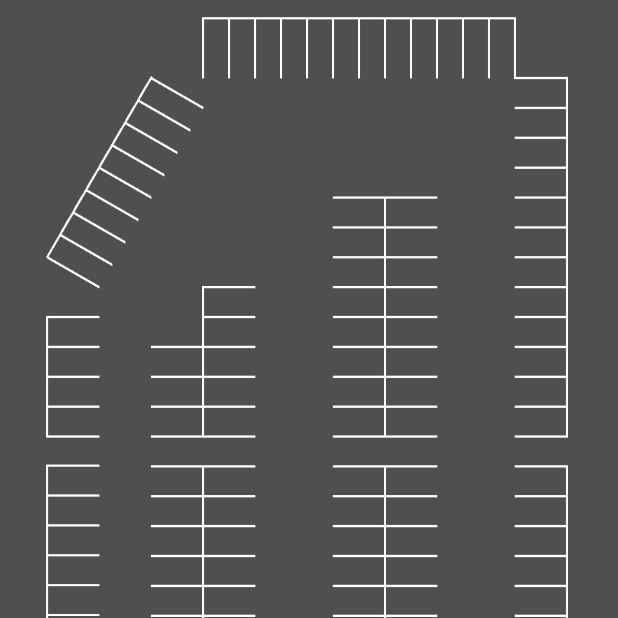
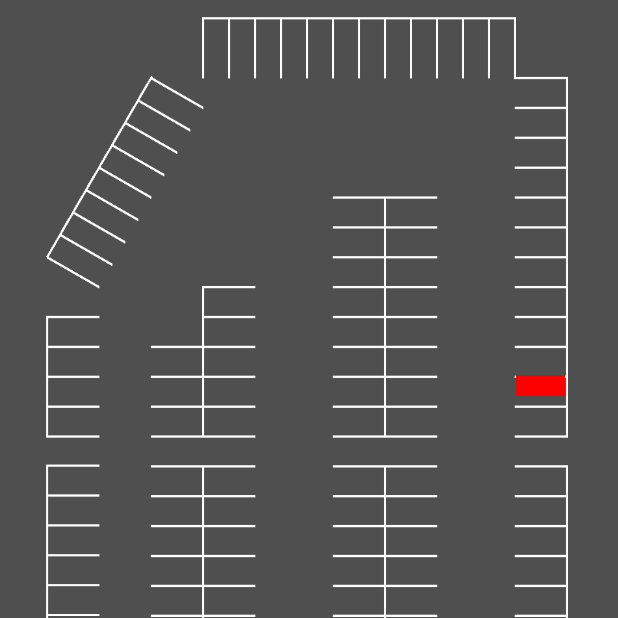
Before and after one commit to ortizcoj/ParkingLot, an Android app: the LotDisplay screen opened directly, with no data from a screen before it, on a phone screen of 412 x 824 dp, the top half of it. Run offline under Robolectric (Android 15) with nearby library versions, the phone set to English and light mode, and no system bars.

Commit message:
Added Sigrid's spot fix. Changed the lot view

```diff
--- a/app/src/main/java/com/example/juanc/parkinglotdemo4/Map/LotDisplay.java
+++ b/app/src/main/java/com/example/juanc/parkinglotdemo4/Map/LotDisplay.java
@@ -21,8 +21,8 @@ public class LotDisplay extends AppCompatActivity {
         setContentView(R.layout.content_main);
         populateSpotsArray();
         setAllSpotsAvailable();
-        spots[5].setVisibility(View.VISIBLE);
-        spots[2].setVisibility(View.VISIBLE);
+//        spots[5].setVisibility(View.VISIBLE);
+//        spots[2].setVisibility(View.VISIBLE);
         spots[0].setVisibility(View.VISIBLE);
     }
 
--- a/app/src/main/java/com/example/juanc/parkinglotdemo4/Map/Spot.java
+++ b/app/src/main/java/com/example/juanc/parkinglotdemo4/Map/Spot.java
@@ -15,9 +15,8 @@ import com.example.juanc.parkinglotdemo4.R;
 public class Spot extends View {
     private Rect rectangle;
     private Paint paint;
-    private static final int WIDTH = 86;
-    private static final int HEIGHT = 37;
-    private int spot;
+    private float width;
+    private float height;
 
 
     public Spot(Context context){
@@ -46,16 +45,17 @@ public class Spot extends View {
         }
 
         TypedArray typedArray = getContext().obtainStyledAttributes(set, R.styleable.Spot);
-        spot = typedArray.getInteger(R.styleable.Spot_spotID,0);
+        width = typedArray.getDimension(R.styleable.Spot_width,0);
+        height = typedArray.getDimension(R.styleable.Spot_height,0);
         typedArray.recycle();
     }
 
     @Override
     protected void onDraw(Canvas canvas) {
-        rectangle.left = 902;
-        rectangle.top = 655 + (spot*HEIGHT) + (spot*5);
-        rectangle.right = rectangle.left + WIDTH;
-        rectangle.bottom = rectangle.top + HEIGHT;
+        rectangle.left = 0;
+        rectangle.top = 0;
+        rectangle.right = (int) width;
+        rectangle.bottom = (int)height;
 
         canvas.drawRect(rectangle,paint);
     }
--- a/app/src/main/java/com/example/juanc/parkinglotdemo4/RegisterLogin/Menu.java
+++ b/app/src/main/java/com/example/juanc/parkinglotdemo4/RegisterLogin/Menu.java
@@ -71,8 +71,8 @@ public class Menu extends AppCompatActivity {
         register.setVisibility(View.GONE);
         mImageView.setVisibility(View.VISIBLE);
         citationLot.setVisibility(View.VISIBLE);
-        citationLot.setX(200);
-        citationLot.setY(850);
+//        citationLot.setX(200);
+//        citationLot.setY(850);
         citationLot.setOnClickListener(new View.OnClickListener() {
             @Override
             public void onClick(View v) {
--- a/app/src/main/java/com/example/juanc/parkinglotdemo4/Security/Hashing.java
+++ b/app/src/main/java/com/example/juanc/parkinglotdemo4/Security/Hashing.java
@@ -18,7 +18,6 @@ public class Hashing {
 
         String hex = String.format("%064x", new BigInteger(1, digest));
 
-
         return hex;
     }
 }
--- a/app/src/main/res/layout/content_main.xml
+++ b/app/src/main/res/layout/content_main.xml
@@ -21,61 +21,91 @@
     <com.example.juanc.parkinglotdemo4.Map.Spot
         android:layout_width="wrap_content"
         android:layout_height="wrap_content"
-        app:spotID="0"
-        android:id="@+id/spot0"/>
+        android:id="@+id/spot0"
+        app:height="14dp"
+        app:width="33dp"
+        android:layout_marginTop="250dp"
+        android:layout_marginLeft="344dp"/>
 
     <com.example.juanc.parkinglotdemo4.Map.Spot
         android:layout_width="wrap_content"
         android:layout_height="wrap_content"
-        app:spotID="1"
-        android:id="@+id/spot1"/>
+        android:id="@+id/spot1"
+        app:height="14dp"
+        app:width="33dp"
+        android:layout_marginTop="266dp"
+        android:layout_marginLeft="344dp"/>
 
     <com.example.juanc.parkinglotdemo4.Map.Spot
         android:layout_width="wrap_content"
         android:layout_height="wrap_content"
-        app:spotID="2"
-        android:id="@+id/spot2"/>
+        android:id="@+id/spot2"
+        app:height="14dp"
+        app:width="33dp"
+        android:layout_marginTop="282dp"
+        android:layout_marginLeft="344dp"/>
 
     <com.example.juanc.parkinglotdemo4.Map.Spot
         android:layout_width="wrap_content"
         android:layout_height="wrap_content"
-        app:spotID="3"
-        android:id="@+id/spot3"/>
+        android:id="@+id/spot3"
+        app:height="14dp"
+        app:width="33dp"
+        android:layout_marginTop="298dp"
+        android:layout_marginLeft="344dp"/>
 
     <com.example.juanc.parkinglotdemo4.Map.Spot
         android:layout_width="wrap_content"
         android:layout_height="wrap_content"
-        app:spotID="4"
-        android:id="@+id/spot4"/>
+        android:id="@+id/spot4"
+        app:height="14dp"
+        app:width="33dp"
+        android:layout_marginTop="314dp"
+        android:layout_marginLeft="344dp"/>
 
     <com.example.juanc.parkinglotdemo4.Map.Spot
         android:layout_width="wrap_content"
         android:layout_height="wrap_content"
-        app:spotID="5"
-        android:id="@+id/spot5"/>
+        android:id="@+id/spot5"
+        app:height="14dp"
+        app:width="33dp"
+        android:layout_marginTop="330dp"
+        android:layout_marginLeft="344dp"/>
 
     <com.example.juanc.parkinglotdemo4.Map.Spot
         android:layout_width="wrap_content"
         android:layout_height="wrap_content"
-        app:spotID="6"
-        android:id="@+id/spot6"/>
+        android:id="@+id/spot6"
+        app:height="14dp"
+        app:width="33dp"
+        android:layout_marginTop="346dp"
+        android:layout_marginLeft="344dp"/>
 
     <com.example.juanc.parkinglotdemo4.Map.Spot
         android:layout_width="wrap_content"
         android:layout_height="wrap_content"
-        app:spotID="7"
-        android:id="@+id/spot7"/>
+        android:id="@+id/spot7"
+        app:height="14dp"
+        app:width="33dp"
+        android:layout_marginTop="362dp"
+        android:layout_marginLeft="344dp"/>
 
     <com.example.juanc.parkinglotdemo4.Map.Spot
         android:layout_width="wrap_content"
         android:layout_height="wrap_content"
-        app:spotID="8"
-        android:id="@+id/spot8"/>
+        android:id="@+id/spot8"
+        app:height="14dp"
+        app:width="33dp"
+        android:layout_marginTop="378dp"
+        android:layout_marginLeft="344dp"/>
 
     <com.example.juanc.parkinglotdemo4.Map.Spot
         android:layout_width="wrap_content"
         android:layout_height="wrap_content"
-        app:spotID="9"
-        android:id="@+id/spot9"/>
+        android:id="@+id/spot9"
+        app:height="14dp"
+        app:width="33dp"
+        android:layout_marginTop="394dp"
+        android:layout_marginLeft="344dp"/>
 
 </RelativeLayout>
--- a/app/src/main/res/values/attrs.xml
+++ b/app/src/main/res/values/attrs.xml
@@ -1,7 +1,8 @@
 <?xml version="1.0" encoding="utf-8"?>
 <resources>
     <declare-styleable name="Spot">
-        <attr name="spotID" format="integer"/>
+        <attr name="width" format="dimension" />
+        <attr name="height" format="dimension" />
     </declare-styleable>
 
 </resources>
--- a/app/src/main/res/values/dimens.xml
+++ b/app/src/main/res/values/dimens.xml
@@ -3,4 +3,6 @@
     <dimen name="activity_horizontal_margin">16dp</dimen>
     <dimen name="activity_vertical_margin">16dp</dimen>
     <dimen name="fab_margin">16dp</dimen>
+    <dimen name="setX">250dp</dimen>
+    <dimen name="setY">350dp</dimen>
 </resources>
```
Also changed, not shown: app/src/main/java/com/example/juanc/parkinglotdemo4/Request/RiderDriverRequest.java (+10 -5 lines), app/src/main/java/com/example/juanc/parkinglotdemo4/Sockets.java (+1 -26 lines), app/src/main/res/layout/match_layout.xml (+13 -6 lines), app/src/main/res/layout/menu_layout.xml (+14 -6 lines), app/src/main/res/layout/profile_page.xml (+13 -6 lines), app/src/main/res/layout/register_2_layout.xml (+13 -6 lines), app/src/main/res/layout/register_layout.xml (+13 -6 lines), app/src/main/res/layout/request.xml (+13 -6 lines).
